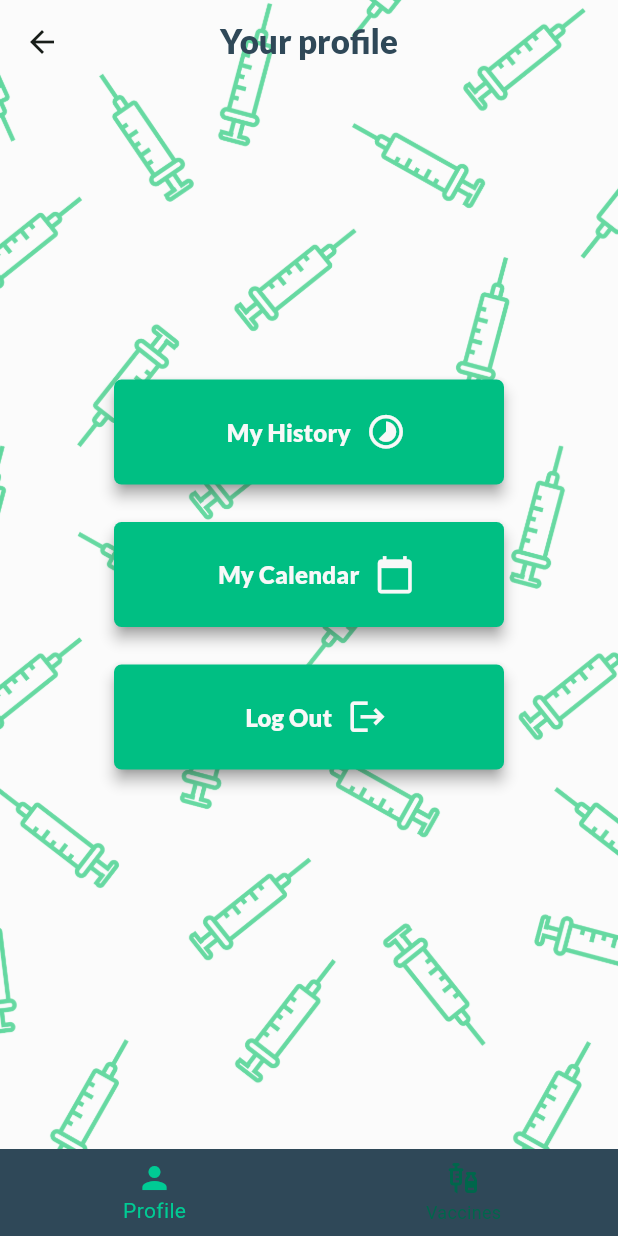
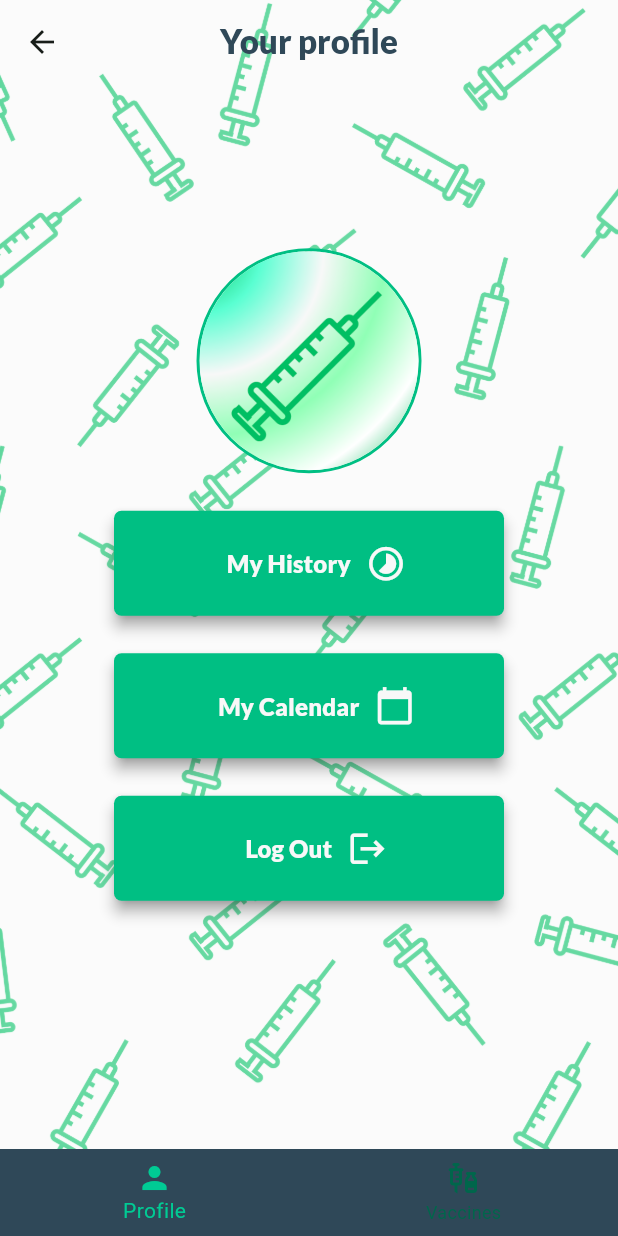
Before and after one commit to IgnacyBerent/Flutter-Vaccination_Managment_App, a Flutter app: the NavigatorLayoutTemplate screen opened directly, on a phone screen of 412 x 824 dp. Run offline on Flutter 3.47's test engine with Material 3 defaults, Android fonts, the light colour scheme and no system bars; our stand-ins replace firebase_core, firebase_messaging, flutter_secure_storage, google_fonts; missing offline and left inert: jaguar_jwt; accounts and stored records are empty.

Commit message:
Adding app Icon and changing displayed name to Vaccinate

```diff
--- a/lib/views/profile/profile_screen.dart
+++ b/lib/views/profile/profile_screen.dart
@@ -5,6 +5,7 @@ import 'package:flutter/material.dart';
 
 import 'package:vaccination_managment_app/api/auth.dart';
 import 'package:vaccination_managment_app/views/my_calendar/my_calendar_screen.dart';
+import 'package:vaccination_managment_app/views/profile/round_app_icon.dart';
 import 'package:vaccination_managment_app/views/vaccination_history/vaccination_history_screen.dart';
 import 'package:vaccination_managment_app/widgets/buttons/my_icon_button.dart';
 
@@ -44,6 +45,9 @@ class _ProfileScreenState extends State<ProfileScreen> {
   void initState() {
     super.initState();
     setupPushNotifications();
+    FirebaseMessaging.instance.getToken().then((token) {
+      log('Push Notification Token: $token');
+    });
   }
 
   void _logout() async {
@@ -57,6 +61,11 @@ class _ProfileScreenState extends State<ProfileScreen> {
       child: Column(
         mainAxisAlignment: MainAxisAlignment.center,
         children: [
+          const RoundAppIcon(
+            imagePath: 'assets/vaccinate_app_icon.png',
+            borderColor: Color(0xFF00BF83),
+          ),
+          butotnsSpacing,
           MyIconButton(
             icon: Icons.timelapse,
             buttonText: "My History",
--- /dev/null
+++ b/lib/views/profile/round_app_icon.dart
@@ -0,0 +1,37 @@
+import 'package:flutter/material.dart';
+
+class RoundAppIcon extends StatelessWidget {
+  const RoundAppIcon({
+    super.key,
+    required this.imagePath,
+    required this.borderColor,
+    this.size = 150,
+  });
+
+  final String imagePath;
+  final Color borderColor;
+  final double size;
+
+  @override
+  Widget build(BuildContext context) {
+    return Container(
+      width: size,
+      height: size,
+      decoration: BoxDecoration(
+        shape: BoxShape.circle,
+        border: Border.all(
+          color: borderColor,
+          width: 2.0,
+        ),
+      ),
+      child: ClipOval(
+        child: Image.asset(
+          imagePath,
+          width: size,
+          height: size,
+          fit: BoxFit.cover,
+        ),
+      ),
+    );
+  }
+}
```
Also changed, not shown: pubspec.yaml (+8 -0 lines), assets/vaccinate_app_icon.png (added), pubspec.lock, 19 other files.
